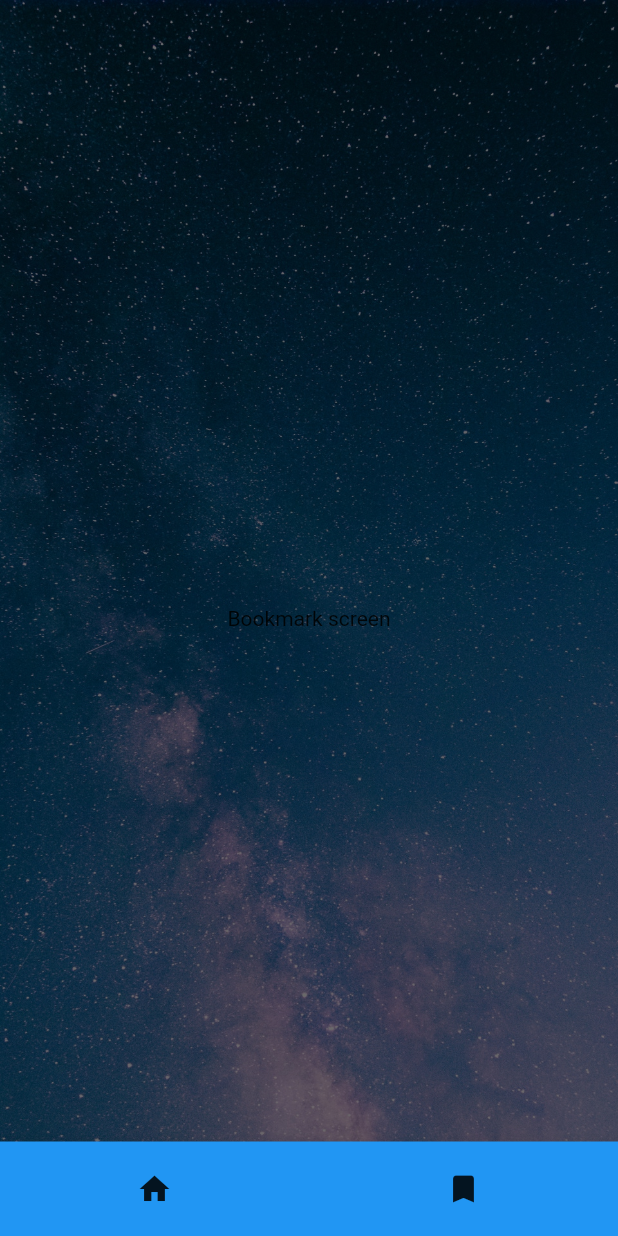
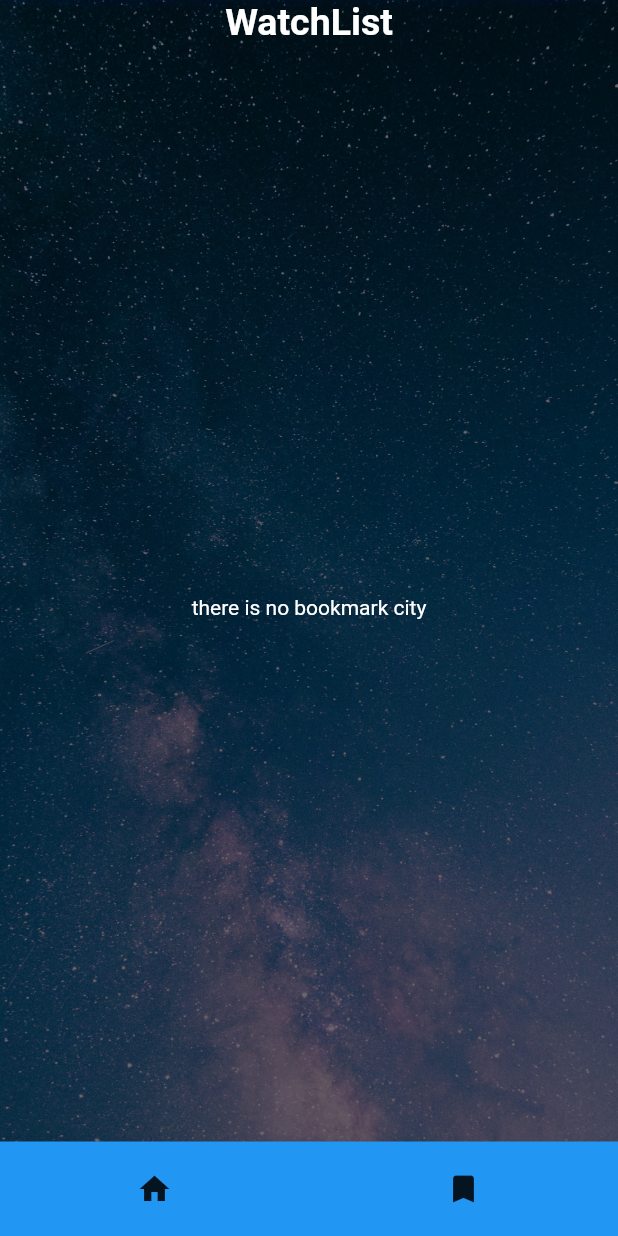
Before and after one commit to mohammad-zakeri/weatherApp, a Flutter app: the screen it shows after launch, swiped to page 2, on a phone screen of 412 x 824 dp. Run offline on Flutter 3.47's test engine with Material 2 defaults, Android fonts, the phone set to English and light mode, and no system bars; our stand-ins replace bloc, dio, equatable, floor, flutter_bloc, flutter_typeahead and 4 more; accounts and stored records are empty; generated files the repository leaves out were written again; network calls fail.

Commit message:
feature bookmark

```diff
--- a/lib/core/widgets/main_wrapper.dart
+++ b/lib/core/widgets/main_wrapper.dart
@@ -14,7 +14,7 @@ class MainWrapper extends StatelessWidget {
 
     List<Widget> pageViewWidget = [
       const HomeScreen(),
-      const BookmarkScreen(),
+      BookmarkScreen(pageController: pageController),
     ];
 
     var height = MediaQuery.of(context).size.height;
--- a/lib/features/feature_bookmark/presentation/screens/bookmark_screen.dart
+++ b/lib/features/feature_bookmark/presentation/screens/bookmark_screen.dart
@@ -1,12 +1,185 @@
+import 'dart:ui';
 import 'package:flutter/material.dart';
+import 'package:flutter_bloc/flutter_bloc.dart';
+import '../../../feature_weather/presentation/bloc/home_bloc.dart';
+import '../../domain/entities/city_entity.dart';
+import '../bloc/bookmark_bloc.dart';
+import '../bloc/get_all_city_status.dart';
 
 class BookmarkScreen extends StatelessWidget {
-  const BookmarkScreen({super.key});
+  const BookmarkScreen({
+    Key? key,
+    required this.pageController,
+  }) : super(key: key);
+
+  final PageController pageController;
 
   @override
   Widget build(BuildContext context) {
-    return const Center(
-      child: Text('Bookmark screen'),
+
+    var width = MediaQuery.of(context).size.width;
+
+    BlocProvider.of<BookmarkBloc>(context).add(GetAllCityEvent());
+
+    return BlocBuilder<BookmarkBloc,BookmarkState>(
+
+      buildWhen: (previous, current) {
+        /// rebuild UI just when allCityStatus Changed
+        if (current.getAllCityStatus == previous.getAllCityStatus) {
+          return false;
+        } else {
+          return true;
+        }
+      },
+
+      builder: (context, state){
+
+        /// show Loading for AllCityStatus
+        if (state.getAllCityStatus is GetAllCityLoading) {
+          return const Center(
+            child: CircularProgressIndicator(),
+          );
+        }
+
+        /// show Completed for AllCityStatus
+        if (state.getAllCityStatus is GetAllCityCompleted) {
+          /// casting for getting cities
+          GetAllCityCompleted getAllCityCompleted = state.getAllCityStatus as GetAllCityCompleted;
+          List<City> cities = getAllCityCompleted.cities;
+
+          return SafeArea(
+
+            child: Column(
+              children: [
+
+                const Text(
+                  'WatchList',
+
+                  style: TextStyle(color: Colors.white, fontSize: 25, fontWeight: FontWeight.bold),
+                ),
+
+                const SizedBox(height: 20),
+
+                Expanded(
+
+                  /// show text in center if there is no city bookmarked
+                  child: (cities.isEmpty)
+                      ?
+                  const Center(
+
+                    child: Text(
+                      'there is no bookmark city',
+
+                      style: TextStyle(color: Colors.white),
+                    ),
+
+                  )
+                      :
+                  ListView.builder(
+                      itemCount: cities.length,
+
+                      itemBuilder: (context, index) {
+
+                        City city = cities[index];
+
+                        return GestureDetector(
+
+                          onTap: () {
+                            /// call for getting bookmarked city Data
+                            BlocProvider.of<HomeBloc>(context).add(LoadCurrentWeatherEvent(city.name));
+
+                            /// animate to HomeScreen for showing Data
+                            pageController.animateToPage(0, duration: const Duration(milliseconds: 300), curve: Curves.easeInOut);
+                          },
+
+                          child: Padding(
+                            padding: const EdgeInsets.all(8.0),
+
+                            child: ClipRect(
+
+                              child: BackdropFilter(
+
+                                filter: ImageFilter.blur(sigmaX: 5.0, sigmaY: 5.0),
+
+                                child: Container(
+                                  width: width,
+                                  height: 60.0,
+
+                                  decoration: BoxDecoration(
+                                    borderRadius: const BorderRadius.all(Radius.circular(20)),
+                                    color:
+                                    Colors.grey.withOpacity(0.1),
+                                  ),
+
+                                  child: Padding(
+                                    padding: const EdgeInsets.only(left: 20.0),
+
+                                    child: Row(
+                                      mainAxisAlignment: MainAxisAlignment.spaceBetween,
+
+                                      children: [
+
+                                        Text(
+                                          city.name,
+
+                                          style: const TextStyle(color: Colors.white, fontWeight: FontWeight.bold, fontSize: 20),
+                                        ),
+
+                                        IconButton(
+
+                                          onPressed: () {
+                                            BlocProvider.of<BookmarkBloc>(context).add(DeleteCityEvent(city.name));
+                                            BlocProvider.of<BookmarkBloc>(context).add(GetAllCityEvent());
+                                          },
+
+                                            icon: const Icon(Icons.delete, color: Colors.redAccent),
+                                        ),
+
+                                      ],
+                                    ),
+
+                                  ),
+
+                                ),
+
+                              ),
+
+                            ),
+
+                          ),
+
+                        );
+
+                      },
+
+                  ),
+
+                ),
+
+              ],
+            ),
+
+          );
+
+        }
+
+        /// show Error for AllCityStatus
+        if (state.getAllCityStatus is GetAllCityError) {
+          /// casting for getting Error
+          GetAllCityError getAllCityError = state.getAllCityStatus as GetAllCityError;
+
+          return Center(
+            child: Text(getAllCityError.message!),
+          );
+
+        }
+
+        /// show Default value
+        return Container();
+      },
+
     );
+
   }
+
 }
```
Also changed, not shown: lib/features/feature_weather/presentation/screens/home_screen.dart (+6 -1 lines).
